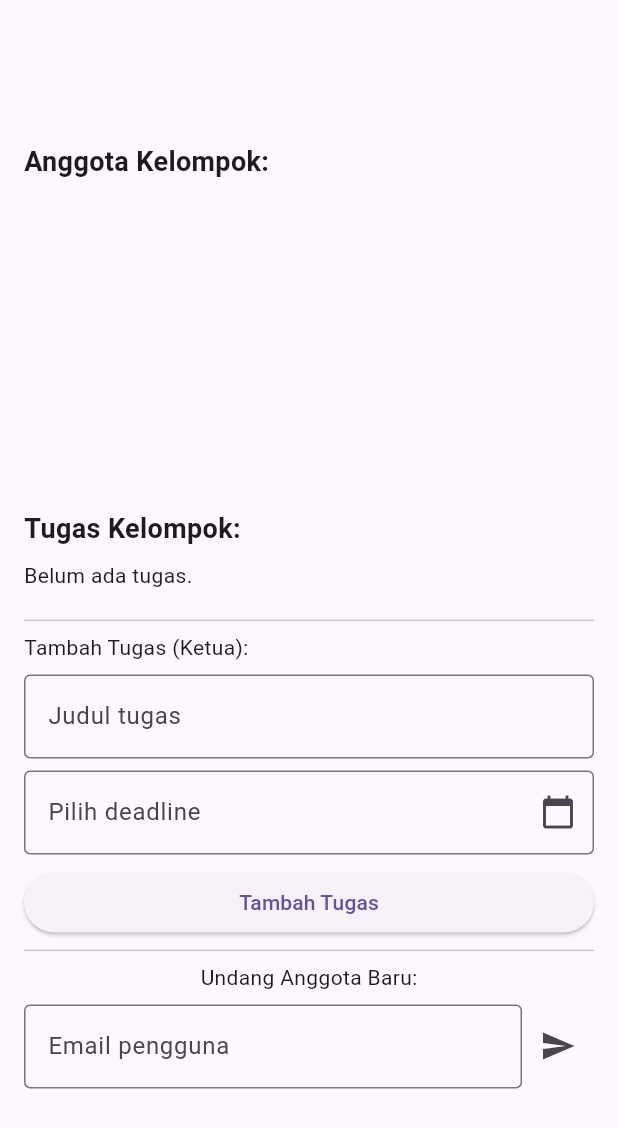
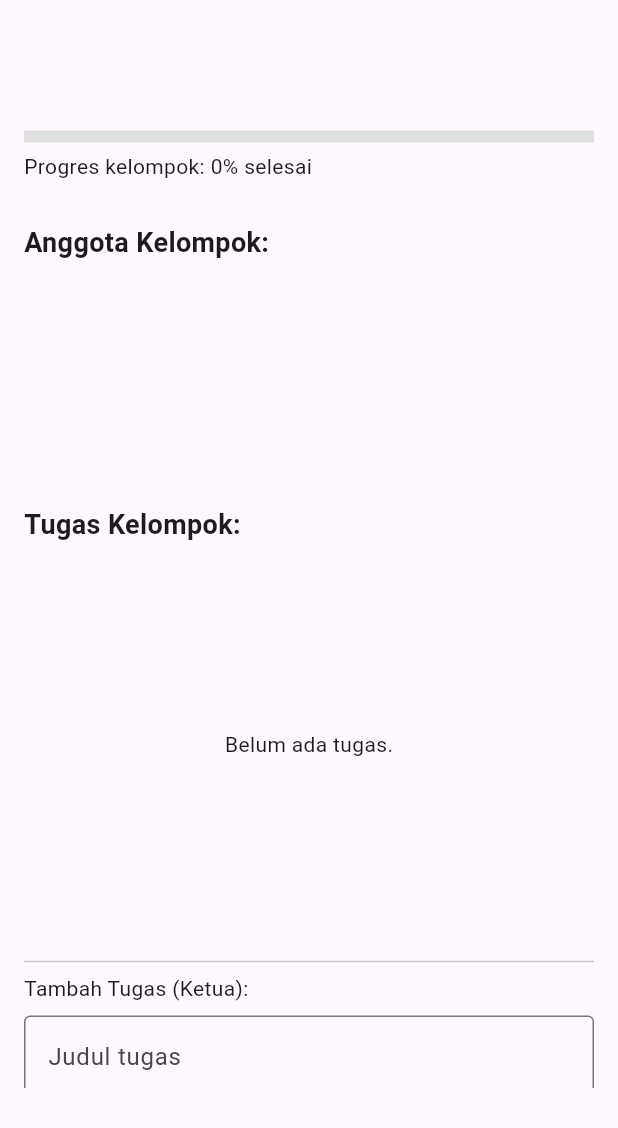
Before and after one commit to dafinsurya4-arch/manajemen_tugas, a Flutter app: the GroupDetailModal widget shown alone on an empty page, opened directly with empty values, on a phone screen of 412 x 824 dp. Shown: the top 1128 px of the screen. Run offline on Flutter 3.47's test engine with Material 3 defaults, Android fonts, the phone set to English and light mode, and no system bars; our stand-ins replace cloud_firestore, firebase_auth, firebase_core, syncfusion_flutter_charts; accounts and stored records are empty.

Commit message:
Init commit

```diff
--- /dev/null
+++ b/devtools_options.yaml
@@ -0,0 +1,3 @@
+description: This file stores settings for Dart & Flutter DevTools.
+documentation: https://docs.flutter.dev/tools/devtools/extensions#configure-extension-enablement-states
+extensions:
--- a/lib/screens/collaboration_screen.dart
+++ b/lib/screens/collaboration_screen.dart
@@ -107,7 +107,41 @@ class _CollaborationScreenState extends State<CollaborationScreen> {
                     margin: EdgeInsets.symmetric(horizontal: 16, vertical: 8),
                     child: ListTile(
                       title: Text(group.name),
-                      subtitle: Text(group.description),
+                      subtitle: Column(
+                        crossAxisAlignment: CrossAxisAlignment.start,
+                        mainAxisSize: MainAxisSize.min,
+                        children: [
+                          Text(group.description),
+                          SizedBox(height: 6),
+                          // Progress indicator for group tasks
+                          StreamBuilder<double>(
+                            stream: Provider.of<TaskService>(
+                              context,
+                              listen: false,
+                            ).getGroupProgress(group.id),
+                            builder: (ctx, snap) {
+                              final percent = (snap.hasData)
+                                  ? snap.data!.clamp(0.0, 100.0)
+                                  : 0.0;
+                              return Column(
+                                crossAxisAlignment: CrossAxisAlignment.start,
+                                children: [
+                                  LinearProgressIndicator(
+                                    value: percent / 100.0,
+                                    minHeight: 6,
+                                    backgroundColor: Colors.grey[300],
+                                  ),
+                                  SizedBox(height: 4),
+                                  Text(
+                                    '${percent.toStringAsFixed(0)}% selesai',
+                                    style: TextStyle(fontSize: 12),
+                                  ),
+                                ],
+                              );
+                            },
+                          ),
+                        ],
+                      ),
                       trailing: group.leader == user.uid
                           ? Chip(
                               label: Text('Ketua'),
@@ -205,16 +239,19 @@ class _GroupDetailModalState extends State<GroupDetailModal> {
     final group = widget.group;
 
     final bottomInset = MediaQuery.of(context).viewInsets.bottom;
+    // Use a bounded height so internal ListViews have constraints and
+    // avoid Expanded inside an unbounded SingleChildScrollView which can
+    // cause bottom overflow when the keyboard appears.
+    final screenHeight = MediaQuery.of(context).size.height;
+    final maxModalHeight = screenHeight * 0.9;
 
     return SafeArea(
+      child: Padding(
+        padding: EdgeInsets.only(bottom: bottomInset),
+        child: Container(
+          height: maxModalHeight,
+          padding: EdgeInsets.all(16),
           child: SingleChildScrollView(
-        padding: EdgeInsets.only(bottom: bottomInset),
-        child: ConstrainedBox(
-          constraints: BoxConstraints(
-            maxHeight: MediaQuery.of(context).size.height * 0.9,
-          ),
-          child: Padding(
-            padding: EdgeInsets.all(16),
             child: Column(
               crossAxisAlignment: CrossAxisAlignment.start,
               children: [
@@ -224,12 +261,43 @@ class _GroupDetailModalState extends State<GroupDetailModal> {
                 ),
                 SizedBox(height: 8),
                 Text(group.description),
+                SizedBox(height: 8),
+                // Group progress indicator in modal
+                StreamBuilder<double>(
+                  stream: Provider.of<TaskService>(
+                    widget.parentContext,
+                    listen: false,
+                  ).getGroupProgress(group.id),
+                  builder: (context, snap) {
+                    final percent = (snap.hasData)
+                        ? snap.data!.clamp(0.0, 100.0)
+                        : 0.0;
+                    return Column(
+                      crossAxisAlignment: CrossAxisAlignment.start,
+                      children: [
+                        LinearProgressIndicator(
+                          value: percent / 100.0,
+                          minHeight: 8,
+                          backgroundColor: Colors.grey[300],
+                        ),
+                        SizedBox(height: 6),
+                        Text(
+                          'Progres kelompok: ${percent.toStringAsFixed(0)}% selesai',
+                        ),
+                        SizedBox(height: 12),
+                      ],
+                    );
+                  },
+                ),
                 SizedBox(height: 16),
                 Text(
                   'Anggota Kelompok:',
                   style: TextStyle(fontSize: 18, fontWeight: FontWeight.bold),
                 ),
-                Expanded(
+
+                // Members list - fixed height with scroll
+                SizedBox(
+                  height: 150,
                   child: ListView.builder(
                     itemCount: group.members.length,
                     itemBuilder: (context, index) {
@@ -302,14 +370,18 @@ class _GroupDetailModalState extends State<GroupDetailModal> {
                     },
                   ),
                 ),
+
                 SizedBox(height: 12),
                 Text(
                   'Tugas Kelompok:',
                   style: TextStyle(fontSize: 18, fontWeight: FontWeight.bold),
                 ),
                 SizedBox(height: 8),
-                // List group tasks
-                StreamBuilder<List<TaskModel>>(
+
+                // Tasks list - fixed height with scroll
+                SizedBox(
+                  height: 250,
+                  child: StreamBuilder<List<TaskModel>>(
                     stream: Provider.of<TaskService>(
                       widget.parentContext,
                       listen: false,
@@ -320,10 +392,12 @@ class _GroupDetailModalState extends State<GroupDetailModal> {
                       }
                       final tasks = snapshot.data!;
                       if (tasks.isEmpty) {
-                      return Text('Belum ada tugas.');
+                        return Center(child: Text('Belum ada tugas.'));
                       }
-                    return Column(
-                      children: tasks.map((task) {
+                      return ListView.builder(
+                        itemCount: tasks.length,
+                        itemBuilder: (context, tIndex) {
+                          final task = tasks[tIndex];
                           return Card(
                             margin: EdgeInsets.symmetric(vertical: 6),
                             child: ListTile(
@@ -335,7 +409,9 @@ class _GroupDetailModalState extends State<GroupDetailModal> {
                                   Row(
                                     children: [
                                       Container(
-                                      margin: EdgeInsets.symmetric(vertical: 4),
+                                        margin: EdgeInsets.symmetric(
+                                          vertical: 4,
+                                        ),
                                         child: Chip(
                                           label: Text(
                                             task.status == 'tertunda'
@@ -395,7 +471,8 @@ class _GroupDetailModalState extends State<GroupDetailModal> {
                                             PopupMenuItem(
                                               value: 'tertunda',
                                               child: Text('Tertunda'),
-                                            enabled: task.status != 'tertunda',
+                                              enabled:
+                                                  task.status != 'tertunda',
                                             ),
                                             PopupMenuItem(
                                               value: 'progres',
@@ -430,7 +507,8 @@ class _GroupDetailModalState extends State<GroupDetailModal> {
                                                 asnSnap.data!.data()
                                                     as Map<String, dynamic>?;
                                             final name =
-                                              userMap?['fullName'] as String? ??
+                                                userMap?['fullName']
+                                                    as String? ??
                                                 'Unknown';
                                             return Text('Diambil oleh: $name');
                                           },
@@ -476,9 +554,10 @@ class _GroupDetailModalState extends State<GroupDetailModal> {
                                   : null,
                             ),
                           );
-                      }).toList(),
+                        },
                       );
                     },
+                  ),
                 ),
                 SizedBox(height: 12),
                 if (group.leader == widget.currentUid)
--- a/lib/services/task_service.dart
+++ b/lib/services/task_service.dart
@@ -55,6 +55,23 @@ class TaskService {
 
           tasks.sort((a, b) => a.deadline.compareTo(b.deadline));
           return tasks;
+        });
+  }
+
+  /// Returns a stream of percentage (0.0 - 100.0) representing
+  /// how many tasks in the group are completed.
+  Stream<double> getGroupProgress(String groupId) {
+    return _firestore
+        .collection('tasks')
+        .where('groupId', isEqualTo: groupId)
+        .snapshots()
+        .map((snapshot) {
+          final total = snapshot.docs.length;
+          if (total == 0) return 0.0;
+          final completed = snapshot.docs
+              .where((doc) => (doc.data()['status'] ?? '') == 'selesai')
+              .length;
+          return (completed / total) * 100.0;
         });
   }
 
```
Lines whose indentation alone changed are shown as unchanged.
